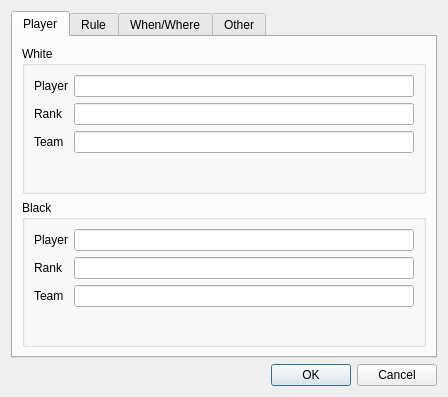
This is gameinformationdialog.ui in nullx002/mugo as Qt 5 draws it before an edit. The edited form follows.
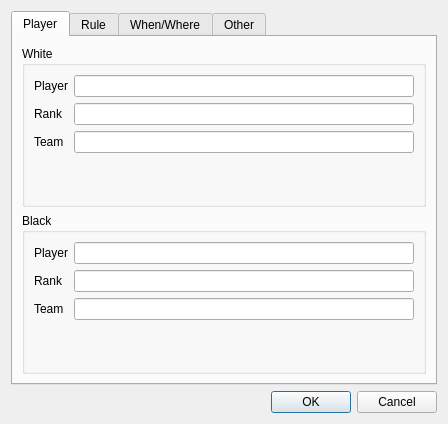
This is the edited form. Icons and pictures are not drawn.

What changed in the file:
```diff
--- a/gameinformationdialog.ui
+++ b/gameinformationdialog.ui
@@ -7,7 +7,7 @@
     <x>0</x>
     <y>0</y>
     <width>448</width>
-    <height>359</height>
+    <height>424</height>
    </rect>
   </property>
   <property name="windowTitle">
```
Left out of the diff: 22 changed lines with no effect on the pictures.
